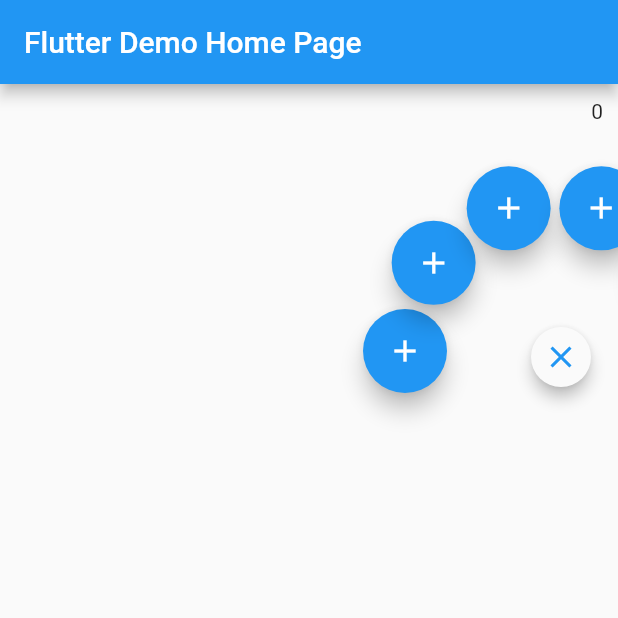
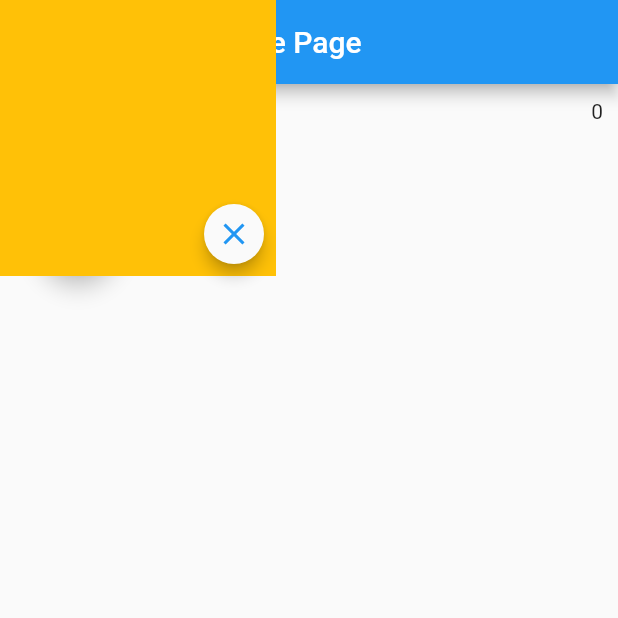
Before and after one commit to Tughra/draggable_expandable_widget, a Flutter app: the screen it shows after launch, after a tap on the "close" icon, on a phone screen of 412 x 824 dp, the top half of it. Run offline on Flutter 3.47's test engine with Material 2 defaults, Android fonts, the phone set to English and light mode, and no system bars.

```diff
--- /dev/null
+++ b/lib/asd.dart
@@ -0,0 +1,189 @@
+import 'dart:math';
+
+import 'package:flutter/material.dart';
+
+/// Draggable FAB widget which is always aligned to
+/// the edge of the screen - be it left,top, right,bottom
+class DraggableFab extends StatefulWidget {
+  final Widget child;
+  final Offset? initPosition;
+  final double securityBottom;
+
+  const DraggableFab(
+      {Key? key, required this.child, this.initPosition, this.securityBottom: 0})
+      : super(key: key);
+
+  @override
+  _DraggableFabState createState() => _DraggableFabState();
+}
+
+class _DraggableFabState extends State<DraggableFab> {
+  late Size _widgetSize;
+  late Offset _minOffset;
+  late Offset _maxOffset;
+  late Offset _offset;
+  double? _left, _top;
+  double _screenWidth = 0.0, _screenHeight = 0.0;
+  double? _screenWidthMid, _screenHeightMid;
+
+  @override
+  void initState() {
+    super.initState();
+    WidgetsBinding.instance
+        .addPostFrameCallback((_) => _getWidgetSize(context));
+    _minOffset=Offset(0, 0);
+    _offset=Offset(0, 0);
+  }
+
+  void _getWidgetSize(BuildContext context) {
+    _widgetSize = context.size!;
+    _maxOffset=Offset(_widgetSize.width, _widgetSize.height);
+
+    if (widget.initPosition != null) {
+      _calculatePosition(widget.initPosition!);
+    }
+  }
+
+  @override
+  Widget build(BuildContext context) {
+    return Stack(children: [
+      Positioned(
+        left: _offset.dx,
+        top: _offset.dy,
+        child:Listener(
+          onPointerMove: (PointerMoveEvent pointerMoveEvent) {
+            _handleDragEnded(pointerMoveEvent);
+          },
+          onPointerUp: (PointerUpEvent pointerUpEvent) {
+            debugPrint('onPointerUp');
+          },
+          child: Container(
+            child: widget.child,
+          ),
+        ) ,
+        /*
+        Draggable(
+          child: widget.child,
+          feedback: widget.child,
+          onDragEnd: _handleDragEnded,
+          childWhenDragging: Container(
+            width: 0.0,
+            height: 0.0,
+          ),
+        )
+         */
+      )
+    ]);
+  }
+
+  void _handleDragEnded(PointerMoveEvent draggableDetails) {
+    double newOffsetX = _offset.dx + (draggableDetails.delta.dx);
+    double newOffsetY = _offset.dy + draggableDetails.delta.dy;
+
+    if (newOffsetX < _minOffset.dx) {
+      newOffsetX = _minOffset.dx;
+    } else if (newOffsetX > _maxOffset.dx) {
+      newOffsetX = _maxOffset.dx;
+    }
+
+    if (newOffsetY < _minOffset.dy) {
+      newOffsetY = _minOffset.dy;
+    } else if (newOffsetY > _maxOffset.dy) {
+      newOffsetY = _maxOffset.dy;
+    }
+
+    setState(() {
+      _offset = Offset(newOffsetX, newOffsetY);
+    });
+   // this._calculatePosition(draggableDetails.offset);
+  }
+
+  void _calculatePosition(Offset targetOffset) {
+    if (_screenWidthMid == null || _screenHeightMid == null) {
+      Size screenSize = MediaQuery.of(context).size;
+      _screenWidth = screenSize.width;
+      _screenHeight = screenSize.height;
+      _screenWidthMid = _screenWidth / 2;
+      _screenHeightMid = _screenHeight / 2;
+    }
+
+    switch (_getAnchor(targetOffset)) {
+      case Anchor.LEFT_FIRST:
+        this._left = _widgetSize.width / 2;
+        this._top = max(_widgetSize.height / 2, targetOffset.dy);
+        break;
+      case Anchor.TOP_FIRST:
+        this._left = max(_widgetSize.width / 2, targetOffset.dx);
+        this._top = _widgetSize.height / 2;
+        break;
+      case Anchor.RIGHT_SECOND:
+        this._left = _screenWidth - _widgetSize.width;
+        this._top = max(_widgetSize.height, targetOffset.dy);
+        break;
+      case Anchor.TOP_SECOND:
+        this._left = min(_screenWidth - _widgetSize.width, targetOffset.dx);
+        this._top = _widgetSize.height / 2;
+        break;
+      case Anchor.LEFT_THIRD:
+        this._left = _widgetSize.width / 2;
+        this._top = min(
+            _screenHeight - _widgetSize.height - widget.securityBottom,
+            targetOffset.dy);
+        break;
+      case Anchor.BOTTOM_THIRD:
+        this._left = _widgetSize.width / 2;
+        this._top = _screenHeight - _widgetSize.height - widget.securityBottom;
+        break;
+      case Anchor.RIGHT_FOURTH:
+        this._left = _screenWidth - _widgetSize.width;
+        this._top = min(
+            _screenHeight - _widgetSize.height - widget.securityBottom,
+            targetOffset.dy);
+        break;
+      case Anchor.BOTTOM_FOURTH:
+        this._left = _screenWidth - _widgetSize.width;
+        this._top = _screenHeight - _widgetSize.height - widget.securityBottom;
+        break;
+    }
+    setState(() {});
+  }
+
+  /// Computes the appropriate anchor screen edge for the widget
+  Anchor _getAnchor(Offset position) {
+    if (position.dx < _screenWidthMid! && position.dy < _screenHeightMid!) {
+      return position.dx < position.dy ? Anchor.LEFT_FIRST : Anchor.TOP_FIRST;
+    } else if (position.dx >= _screenWidthMid! &&
+        position.dy < _screenHeightMid!) {
+      return _screenWidth - position.dx < position.dy
+          ? Anchor.RIGHT_SECOND
+          : Anchor.TOP_SECOND;
+    } else if (position.dx < _screenWidthMid! &&
+        position.dy >= _screenHeightMid!) {
+      return position.dx < _screenHeight - position.dy
+          ? Anchor.LEFT_THIRD
+          : Anchor.BOTTOM_THIRD;
+    } else {
+      return _screenWidth - position.dx < _screenHeight - position.dy
+          ? Anchor.RIGHT_FOURTH
+          : Anchor.BOTTOM_FOURTH;
+    }
+  }
+}
+
+/// #######################################
+/// #       |          #        |         #
+/// #    TOP_FIRST     #  TOP_SECOND      #
+/// # - LEFT_FIRST     #  RIGHT_SECOND -  #
+/// #######################################
+/// # - LEFT_THIRD     #   RIGHT_FOURTH - #
+/// #  BOTTOM_THIRD    #   BOTTOM_FOURTH  #
+/// #     |            #       |          #
+/// #######################################
+enum Anchor {
+  LEFT_FIRST,
+  TOP_FIRST,
+  RIGHT_SECOND,
+  TOP_SECOND,
+  LEFT_THIRD,
+  BOTTOM_THIRD,
+  RIGHT_FOURTH,  BOTTOM_FOURTH}
--- a/lib/draggable_widget.dart
+++ b/lib/draggable_widget.dart
@@ -3,12 +3,10 @@ class DraggableWidget extends StatefulWidget {
   final GlobalKey parentKey;
   final Widget child;
   final Offset initialOffset;
-  final VoidCallback onPressed;
 
   const DraggableWidget({Key? key,
     required this.child,
     required this.initialOffset,
-    required this.onPressed,
     required this.parentKey,
   }) : super(key: key);
 
@@ -43,8 +41,8 @@ class _DraggableWidgetState extends State<DraggableWidget> {
       setState(() {
         _minOffset = const Offset(0, 0);
         _maxOffset = Offset(
-            parentSize.width - size.width,
-            parentSize.height - size.height
+            parentSize.width-56,
+            parentSize.height-size.height
         );
       });
     } catch (e) {
@@ -94,7 +92,6 @@ class _DraggableWidgetState extends State<DraggableWidget> {
               _isDragging = false;
             });
           } else {
-            widget.onPressed();
           }
         },
         child: Container(
--- a/lib/expandable_widget.dart
+++ b/lib/expandable_widget.dart
@@ -73,7 +73,7 @@ class _ExpandableFabState extends State<ExpandableFab>
           alignment: Alignment.bottomRight,
           clipBehavior: Clip.none,
           children: [
-             SizedBox(width: 200,height: 200,),
+          //   ColoredBox(color: Colors.black12,child: SizedBox(width: 200,height: 200,)),
             ..._buildExpandingActionButtons(),
             _buildTapToCloseFab(),
             _buildTapToOpenFab(),
@@ -170,7 +170,10 @@ class _ExpandingActionButton extends StatelessWidget {
   Widget build(BuildContext context) {
     print((directionInDegrees*(math.pi / 180.0)).toString()+"-");
     print(math.pi);
-    return AnimatedBuilder(
+    return Stack(
+      children: [
+        Container(color: Colors.amber,width: 200,height: 200,),
+        AnimatedBuilder(
           animation: progress,
           builder: (context, child) {
             final offset = Offset.fromDirection(
@@ -190,6 +193,8 @@ class _ExpandingActionButton extends StatelessWidget {
             opacity: progress,
             child: child,
           ),
+        ),
+      ],
     );
   }
 }
--- a/lib/main.dart
+++ b/lib/main.dart
@@ -1,6 +1,8 @@
 import 'package:draggable_expandable_widget/draggable_widget.dart';
 import 'package:draggable_expandable_widget/expandable_widget.dart';
 import 'package:flutter/material.dart';
+
+import 'asd.dart';
 
 void main() {
   runApp(const MyApp());
@@ -72,6 +74,35 @@ class _MyHomePageState extends State<MyHomePage> {
     // fast, so that you can just rebuild anything that needs updating rather
     // than having to individually change instances of widgets.
     return Scaffold(
+      floatingActionButton:(DraggableFab(child:ExpandableFab(
+        distance: 100,
+        children: [
+          FloatingActionButton(
+            onPressed: _incrementCounter,
+            tooltip: 'Increment',
+            child: const Icon(Icons.add),
+          ),
+          FloatingActionButton(
+            onPressed: _incrementCounter,
+            tooltip: 'Increment',
+            child: const Icon(Icons.add),
+          ),
+          FloatingActionButton(
+            onPressed: _incrementCounter,
+            tooltip: 'Increment',
+            child: const Icon(Icons.add),
+          ),
+          FloatingActionButton(
+            onPressed: _incrementCounter,
+            tooltip: 'Increment',
+            child: const Icon(Icons.add),
+          ),FloatingActionButton(
+            onPressed: _incrementCounter,
+            tooltip: 'Increment',
+            child: const Icon(Icons.add),
+          )
+        ],
+      ) ,)),
       appBar: AppBar(
         // Here we take the value from the MyHomePage object that was created by
         // the App.build method, and use it to set our appbar title.
@@ -81,12 +112,12 @@ class _MyHomePageState extends State<MyHomePage> {
         key: key,
         children: [
           Positioned(right: 10,top: 10,child: Text(_counter.toString())),
+/*
           DraggableWidget(
             initialOffset:const Offset(10,10),
             parentKey: key,
-            onPressed: () {  },
             child: ExpandableFab(
-              distance: 100,
+              distance: 300,
               children: [
                 FloatingActionButton(
                   onPressed: _incrementCounter,
@@ -115,6 +146,8 @@ class _MyHomePageState extends State<MyHomePage> {
               ],
             ),
           )
+
+ */
         ],
       ), // This trailing comma makes auto-formatting nicer for build methods.
     );
```
Lines whose indentation alone changed are shown as unchanged.
